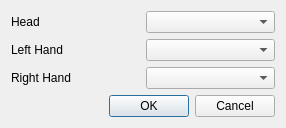
Before: the Qt Designer form Plugins/CAVEInteraction/pqVRAvatarEvents.ui in Kitware/ParaView, drawn with Qt 5.
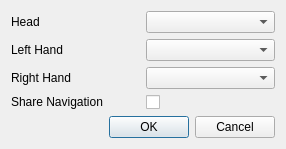
After: the same form once the commit is applied.

Commit message: CAVEInteraction: Add navigation sharing option to collaboration

Diff of the .ui file:
```diff
--- a/Plugins/CAVEInteraction/pqVRAvatarEvents.ui
+++ b/Plugins/CAVEInteraction/pqVRAvatarEvents.ui
@@ -91,7 +91,27 @@
       </property>
      </widget>
     </item>
-    <item row="3" column="0" colspan="2">
+    <item row="3" column="0">
+     <widget class="QLabel" name="shareNavigationLabel">
+      <property name="sizePolicy">
+       <sizepolicy hsizetype="Preferred" vsizetype="Fixed">
+        <horstretch>0</horstretch>
+        <verstretch>0</verstretch>
+       </sizepolicy>
+      </property>
+      <property name="toolTip">
+       <string>Share navigation with collaborators</string>
+      </property>
+      <property name="text">
+       <string>Share Navigation</string>
+      </property>
+     </widget>
+    </item>
+    <item row="3" column="1">
+     <widget class="QCheckBox" name="cShareNavigation">
+    </widget>
+    </item>
+    <item row="4" column="0" colspan="2">
      <widget class="QDialogButtonBox" name="buttonBox">
       <property name="orientation">
        <enum>Qt::Horizontal</enum>
```
The commit also changes 7 other files.
